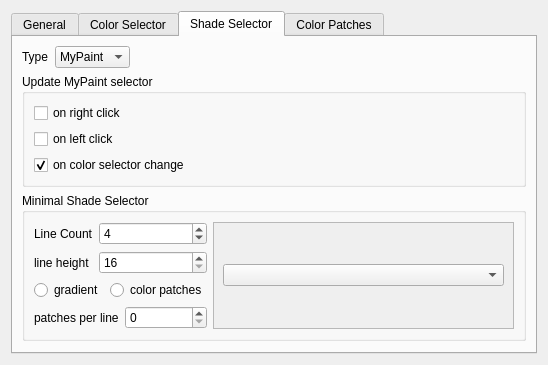
The window that krita/plugins/extensions/dockers/colorselectorng/wdg_color_selector_settings.ui (KDE/krita) describes before a commit, drawn with Qt 5.
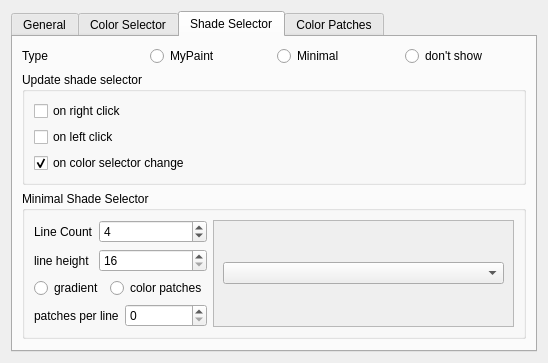
The same window after the commit. The open tabs and pages were chosen to show the change. Custom widgets are drawn as their Qt base class.

Commit message: o KisMinimalShadeSelector is now a subclass of KisColorSelectorBase (will be used later for shortcuts) o changed gui of shade selector settings. o standard grey background for minimal shade selector o fixed a layout bug in colour patches

What changed in the file:
```diff
--- a/krita/plugins/extensions/dockers/colorselectorng/wdg_color_selector_settings.ui
+++ b/krita/plugins/extensions/dockers/colorselectorng/wdg_color_selector_settings.ui
@@ -6,7 +6,7 @@
    <rect>
     <x>0</x>
     <y>0</y>
-    <width>514</width>
+    <width>494</width>
     <height>357</height>
    </rect>
   </property>
@@ -219,19 +219,6 @@
        <item row="1" column="1">
         <widget class="QComboBox" name="comboBox_3"/>
        </item>
-       <item row="2" column="0">
-        <widget class="QLabel" name="label_5">
-         <property name="text">
-          <string>Background Color</string>
-         </property>
-         <property name="buddy">
-          <cstring>kcolorbutton</cstring>
-         </property>
-        </widget>
-       </item>
-       <item row="2" column="1">
-        <widget class="KColorButton" name="kcolorbutton"/>
-       </item>
       </layout>
      </widget>
      <widget class="QWidget" name="tab_2">
@@ -246,49 +233,35 @@
            <property name="text">
             <string>Type</string>
            </property>
-           <property name="buddy">
-            <cstring>shadeSelectorType</cstring>
+          </widget>
+         </item>
+         <item>
+          <widget class="QRadioButton" name="shadeSelectorTypeMyPaint">
+           <property name="text">
+            <string>MyPaint</string>
            </property>
           </widget>
          </item>
          <item>
-          <widget class="QComboBox" name="shadeSelectorType">
-           <item>
-            <property name="text">
-             <string>MyPaint</string>
-            </property>
-           </item>
-           <item>
-            <property name="text">
-             <string>Minimal</string>
-            </property>
-           </item>
-           <item>
-            <property name="text">
-             <string>No</string>
-            </property>
-           </item>
+          <widget class="QRadioButton" name="shadeSelectorTypeMinimal">
+           <property name="text">
+            <string>Minimal</string>
+           </property>
           </widget>
          </item>
          <item>
-          <spacer name="horizontalSpacer">
-           <property name="orientation">
-            <enum>Qt::Horizontal</enum>
+          <widget class="QRadioButton" name="shadeSelectorTypeHidden">
+           <property name="text">
+            <string>don't show</string>
            </property>
-           <property name="sizeHint" stdset="0">
-            <size>
-             <width>40</width>
-             <height>20</height>
-            </size>
-           </property>
-          </spacer>
+          </widget>
          </item>
         </layout>
        </item>
        <item>
         <widget class="QGroupBox" name="groupBox_6">
          <property name="title">
-          <string>Update MyPaint selector</string>
+          <string>Update shade selector</string>
          </property>
          <layout class="QVBoxLayout" name="verticalLayout_6">
           <item>
@@ -424,7 +397,7 @@
               <rect>
                <x>0</x>
                <y>0</y>
-               <width>280</width>
+               <width>265</width>
                <height>111</height>
               </rect>
              </property>
@@ -455,7 +428,7 @@
          </property>
          <property name="sizeHint" stdset="0">
           <size>
-           <width>0</width>
+           <width>20</width>
            <height>0</height>
           </size>
          </property>
@@ -906,11 +879,6 @@
   </layout>
  </widget>
  <customwidgets>
-  <customwidget>
-   <class>KColorButton</class>
-   <extends>QPushButton</extends>
-   <header>kcolorbutton.h</header>
-  </customwidget>
   <customwidget>
    <class>KisColorSpaceSelector</class>
    <extends>QComboBox</extends>
```
Left out of the diff: 208 changed lines with no effect on the pictures. The commit also changes 7 other files.
